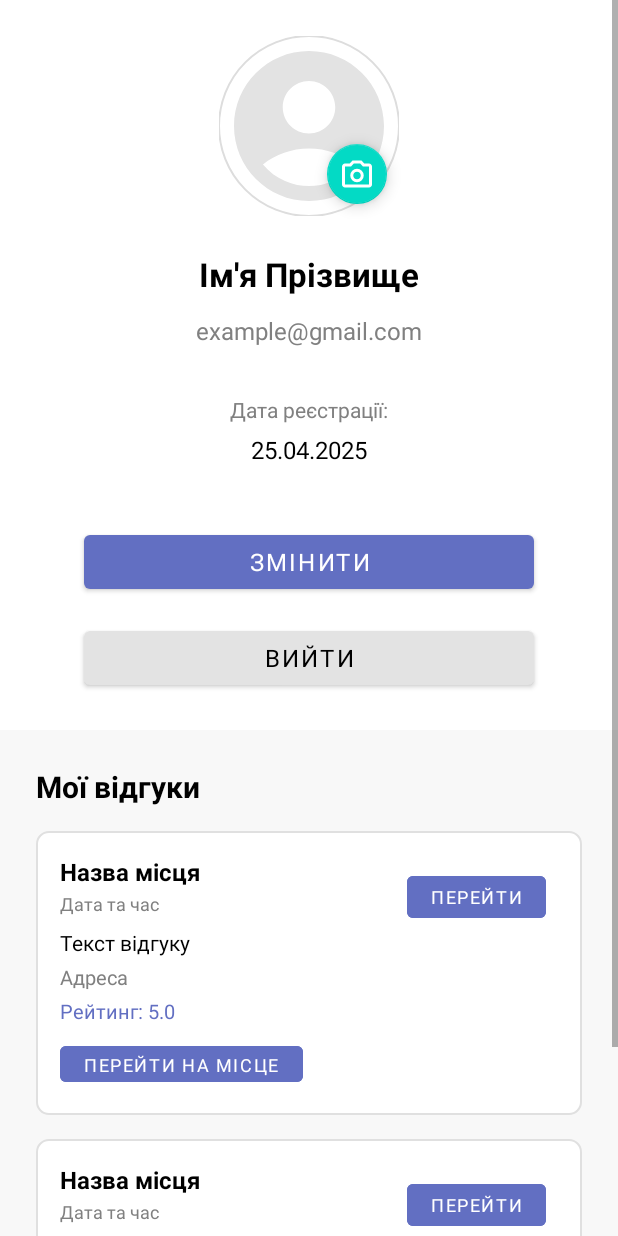
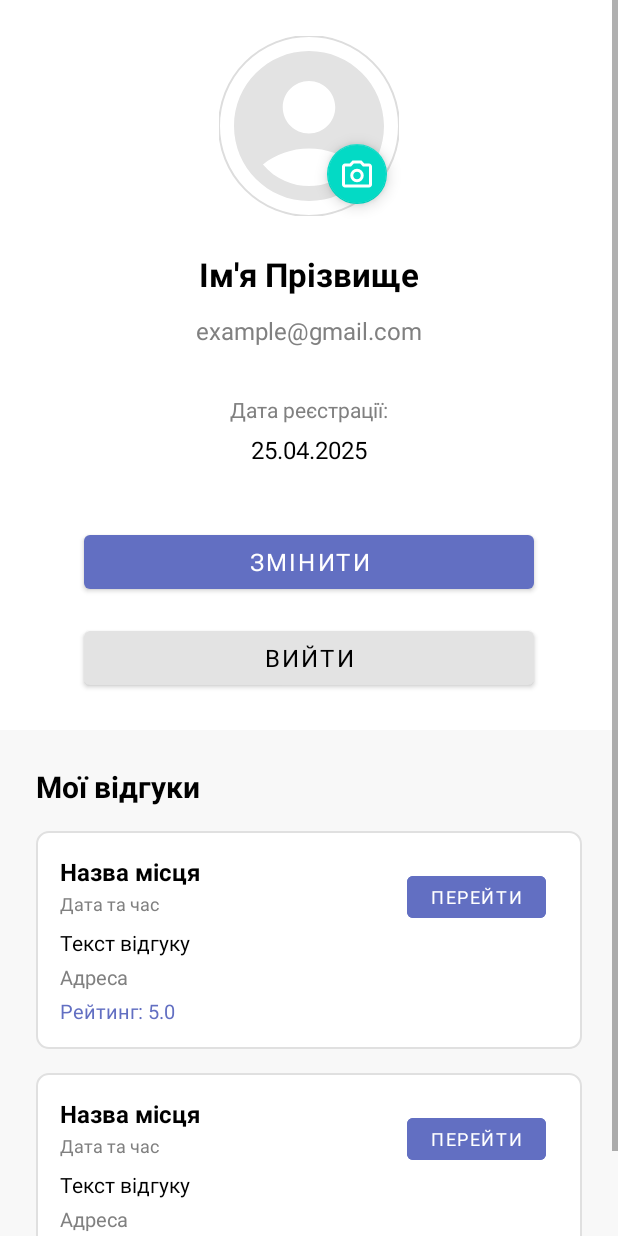
Before and after one commit to Dodikuser/TeamProject, an Android app: the layout main_account.xml on its own in the app's theme, with its tools: preview values and no code run, on a phone screen of 412 x 824 dp. Run offline under Robolectric (Android 15) with nearby library versions, the phone set to English and light mode, and no system bars.

Commit message:
Фікс кнопки перейти в аккаунті

```diff
--- a/android/Maps3/app/src/main/res/layout/main_account.xml
+++ b/android/Maps3/app/src/main/res/layout/main_account.xml
@@ -171,6 +171,7 @@
                 android:layout_marginBottom="16dp"/>
 
             <!-- Отзыв 1 -->
+            <!-- Відгук 1 -->
             <RelativeLayout
                 android:layout_width="match_parent"
                 android:layout_height="wrap_content"
@@ -180,7 +181,7 @@
 
                 <!-- Кнопка "Перейти" вверху справа -->
                 <com.google.android.material.button.MaterialButton
-                    android:id="@+id/goButton1"
+                    android:id="@+id/goToPlaceButton1"
                     android:layout_width="wrap_content"
                     android:layout_height="40dp"
                     android:text="Перейти"
@@ -198,7 +199,7 @@
                     android:layout_width="match_parent"
                     android:layout_height="wrap_content"
                     android:orientation="vertical"
-                    android:layout_toStartOf="@id/goButton1"
+                    android:layout_toStartOf="@id/goToPlaceButton1"
                     android:layout_alignParentStart="true">
 
                     <TextView
@@ -245,22 +246,10 @@
                         android:textSize="13sp"
                         android:textColor="#626FC2"
                         android:layout_marginTop="4dp"/>
-
-                    <com.google.android.material.button.MaterialButton
-                        android:id="@+id/goToPlaceButton1"
-                        android:layout_width="wrap_content"
-                        android:layout_height="36dp"
-                        android:text="Перейти на місце"
-                        android:textSize="12sp"
-                        android:textColor="#FFFFFF"
-                        app:backgroundTint="#626FC2"
-                        android:layout_marginTop="8dp"
-                        style="@style/Widget.MaterialComponents.Button.OutlinedButton"
-                        app:strokeColor="#626FC2"/>
                 </LinearLayout>
             </RelativeLayout>
 
-            <!-- Отзыв 2 -->
+            <!-- Відгук 2 -->
             <RelativeLayout
                 android:layout_width="match_parent"
                 android:layout_height="wrap_content"
@@ -269,7 +258,7 @@
 
                 <!-- Кнопка "Перейти" вверху справа -->
                 <com.google.android.material.button.MaterialButton
-                    android:id="@+id/goButton2"
+                    android:id="@+id/goToPlaceButton2"
                     android:layout_width="wrap_content"
                     android:layout_height="40dp"
                     android:text="Перейти"
@@ -287,7 +276,7 @@
                     android:layout_width="match_parent"
                     android:layout_height="wrap_content"
                     android:orientation="vertical"
-                    android:layout_toStartOf="@id/goButton2"
+                    android:layout_toStartOf="@id/goToPlaceButton2"
                     android:layout_alignParentStart="true">
 
                     <TextView
@@ -334,18 +323,6 @@
                         android:textSize="13sp"
                         android:textColor="#626FC2"
                         android:layout_marginTop="4dp"/>
-
-                    <com.google.android.material.button.MaterialButton
-                        android:id="@+id/goToPlaceButton2"
-                        android:layout_width="wrap_content"
-                        android:layout_height="36dp"
-                        android:text="Перейти на місце"
-                        android:textSize="12sp"
-                        android:textColor="#FFFFFF"
-                        app:backgroundTint="#626FC2"
-                        android:layout_marginTop="8dp"
-                        style="@style/Widget.MaterialComponents.Button.OutlinedButton"
-                        app:strokeColor="#626FC2"/>
                 </LinearLayout>
             </RelativeLayout>
         </LinearLayout>
```
Also changed, not shown: android/Maps3/app/src/main/java/com/example/maps1/account/MainAccount.java (+40 -5 lines). Lines whose indentation alone changed are shown as unchanged.
